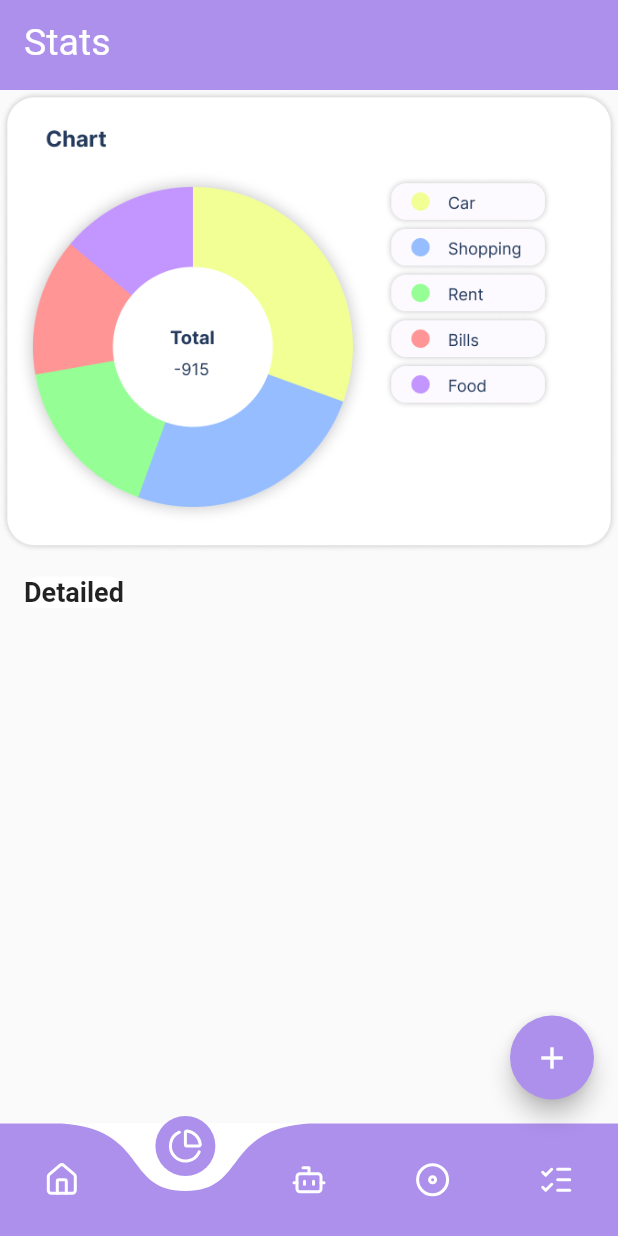
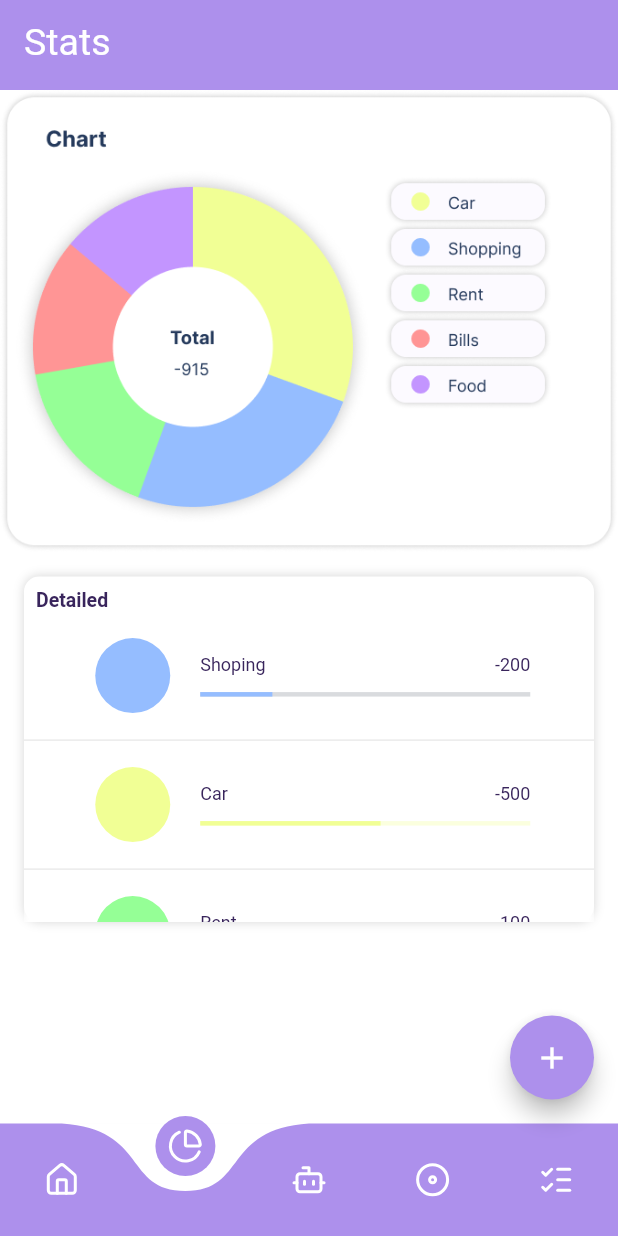
Before and after one commit to abdelhak2406/Iwt-42, a Flutter app: the screen it shows after launch, item 2 of the bottom bar chosen, on a phone screen of 412 x 824 dp. Run offline on Flutter 3.47's test engine with Material 2 defaults, Android fonts, the phone set to English and light mode, and no system bars; drawn by our look-alikes of curved_navigation_bar; our stand-ins replace lucide_icons.

Commit message:
[feat] Stat scrrens

```diff
--- a/lib/screens/home/stats.dart
+++ b/lib/screens/home/stats.dart
@@ -8,34 +8,150 @@ class Stats extends StatefulWidget {
 }
 
 class _StatsState extends State<Stats> {
+
+
+  Widget taskTemplate(name, expenses, total, color, backgroundColor) {
+    return SizedBox(
+      width: 350,
+      height: 70,
+      child: Container(
+        decoration: BoxDecoration(
+          boxShadow: [
+            new BoxShadow(
+              color: Colors.white,
+              blurRadius: 2.0,
+            ),
+          ],
+        ),
+        child: Row(
+          mainAxisAlignment: MainAxisAlignment.center,
+          children: [
+            Padding(
+              padding: const EdgeInsets.fromLTRB(5, 5, 20, 5),
+              child: Container(
+                width: 50.0,
+                height: 50.0,
+                decoration: new BoxDecoration(
+                  color: color,
+                  shape: BoxShape.circle,
+                ),
+              ),
+            ),
+            Padding(
+              padding: const EdgeInsets.only(top: 10, bottom: 10),
+              child: Column(
+                mainAxisAlignment: MainAxisAlignment.spaceEvenly,
+                children: [
+                  SizedBox(
+                    width: 220,
+                    child: Row(
+                      mainAxisAlignment: MainAxisAlignment.spaceBetween,
+                      children: [
+                        Text(
+                          name,
+                          style: TextStyle(
+                            fontSize: 12,
+                            color: Color(0xff39255C)
+                          ),
+                        ),
+                        Text(
+                          '-$expenses',
+                          style: TextStyle(
+                            fontSize: 12,
+                            color: Color(0xff39255C)
+                          ),
+                        ),
+                      ],
+                    ),
+                  ),
+                  SizedBox(
+                    width: 220,
+                    child: LinearProgressIndicator(
+                      color: color,
+                      backgroundColor: backgroundColor,
+                      value: expenses/total,
+                      minHeight:3,
+
+                    ),
+                  )
+                ],
+              ),
+            )
+          ],
+        ),
+
+      ),
+    );
+  }
+
+
+
+
   @override
   Widget build(BuildContext context) {
-    return Column(
+    return Container(
+      color: Colors.white,
+      child: Column(
         crossAxisAlignment: CrossAxisAlignment.start,
         children: [
           Container  (
             child: Image.asset('assets/images/chart.png'),
           ),
-        Container(
+          Padding(
+            padding: const EdgeInsets.only(bottom: 10),
+            child: Container(
               margin: const EdgeInsets.fromLTRB(16.0, 16.0, 16.0, 0),
               decoration: BoxDecoration(
+                boxShadow: [
+                  new BoxShadow(
+                    color: Colors.grey[350]!,
+                    blurRadius: 5.0,
+                  ),
+                ],
                 color: Colors.white,
                 borderRadius: BorderRadius.all(Radius.circular(10.0))
               ),
+              child: SizedBox(
+                height: 230,
                 child: Column(
                   crossAxisAlignment: CrossAxisAlignment.start,
                   children: [
-              Text(
+                    Padding(
+                      padding: const EdgeInsets.all(8.0),
+                      child: Text(
                         'Detailed',
                         style: TextStyle(
+                          color: Color(0xff39255C),
                           fontWeight: FontWeight.bold,
-                  fontSize: 18,
+                          fontSize: 13,
                         ),
                       ),
+                    ),
+                    Expanded(
+                      child: ListView(
+                        scrollDirection: Axis.vertical,
+                        shrinkWrap: true,
+                        children: [
+                          taskTemplate('Shoping', 200, 915, Color(0xff95BDFF), Color(0xffD9DBDE)),
+                          Divider(),
+                          taskTemplate('Car', 500, 915, Color(0xffF1FF95), Color(0xffFBFFDE)),
+                          Divider(),
+                          taskTemplate('Rent', 100, 915, Color(0xff95FF96), Color(0xffDEFFDE)),
+                          Divider(),
+                          taskTemplate('Bills', 60, 915, Color(0xffFF9595), Color(0xffFFDEDE)),
+                          Divider(),
+                          taskTemplate('Food', 55, 915, Color(0xffC395FF), Color(0xffECDEFF)),
+                          Divider(),
                         ],
                       ),
                     )
                   ],
+                ),
+              ),
+            ),
+          )
+        ],
+      ),
     );
   }
 }
```
Lines whose indentation alone changed are shown as unchanged.
